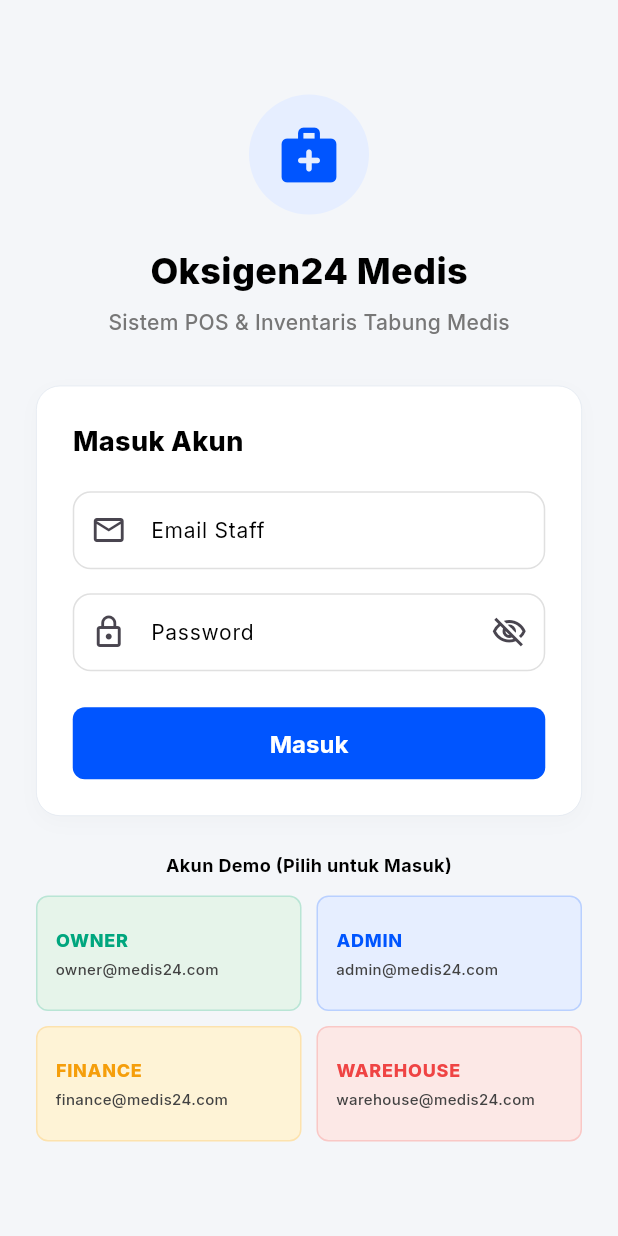
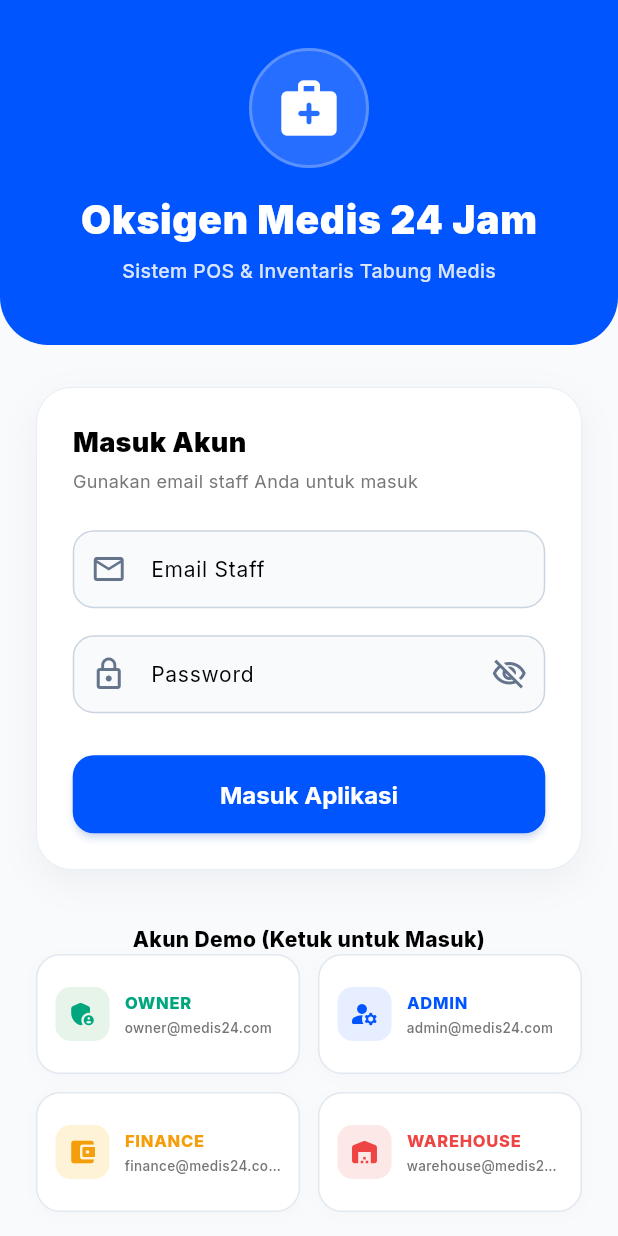
Before and after one commit to nabilkencana/Oksigen24Medis-Mobile, a Flutter app: the screen it shows after launch, on a phone screen of 412 x 824 dp. Run offline on Flutter 3.47's test engine with Material 3 defaults, Android fonts, the phone set to English and light mode, and no system bars; our stand-ins replace dio, google_fonts, pdf, printing, shared_preferences; missing offline and left inert: mobile_scanner, print_bluetooth_thermal.

Commit message:
feat: redesign login screen with modern header and improved form UI components

```diff
--- a/lib/features/auth/login_screen.dart
+++ b/lib/features/auth/login_screen.dart
@@ -65,89 +65,133 @@ class _LoginScreenState extends State<LoginScreen> {
     final authProvider = Provider.of<AuthProvider>(context);
 
     return Scaffold(
-      backgroundColor: const Color(0xFFF4F6F9),
-      body: Center(
-        child: SingleChildScrollView(
-          padding: const EdgeInsets.all(24.0),
+      backgroundColor: const Color(0xFFF8FAFC), // Premium light slate background
+      body: SingleChildScrollView(
         child: Column(
-            mainAxisAlignment: MainAxisAlignment.center,
           crossAxisAlignment: CrossAxisAlignment.stretch,
           children: [
-              // Logo/Header Icon
-              const Center(
-                child: CircleAvatar(
-                  radius: 40,
-                  backgroundColor: Color(0xFFE6EEFF),
-                  child: Icon(
+            // 1. Curved Header with Blue Gradient and App Logo
+            Container(
+              width: double.infinity,
+              padding: EdgeInsets.only(
+                top: MediaQuery.of(context).padding.top + 32,
+                bottom: 40,
+                left: 24,
+                right: 24,
+              ),
+              decoration: const BoxDecoration(
+                color: Color(0xFF0055FF),
+                borderRadius: BorderRadius.vertical(
+                  bottom: Radius.circular(32),
+                ),
+              ),
+              child: Column(
+                children: [
+                  Container(
+                    padding: const EdgeInsets.all(16),
+                    decoration: BoxDecoration(
+                      color: Colors.white.withOpacity(0.15),
+                      shape: BoxShape.circle,
+                      border: Border.all(color: Colors.white24, width: 2),
+                    ),
+                    child: const Icon(
                       Icons.medical_services_rounded,
                       size: 44,
-                    color: Color(0xFF0055FF),
+                      color: Colors.white,
                     ),
                   ),
-              ),
-              const SizedBox(height: 20),
-              // App Title
-              Center(
-                child: Text(
-                  'Oksigen24 Medis',
-                  style: AppTextStyles.h2.copyWith(
-                    color: AppColors.textPrimary,
-                    fontWeight: FontWeight.w800,
+                  const SizedBox(height: 16),
+                  const Text(
+                    'Oksigen Medis 24 Jam',
+                    style: TextStyle(
+                      color: Colors.white,
+                      fontWeight: FontWeight.w900,
+                      fontSize: 26,
+                      letterSpacing: 0.5,
                     ),
                   ),
-              ),
-              const SizedBox(height: 8),
-              Center(
-                child: Text(
+                  const SizedBox(height: 6),
+                  Text(
                     'Sistem POS & Inventaris Tabung Medis',
-                  style: AppTextStyles.caption.copyWith(
-                    color: AppColors.textSecondary,
-                    fontSize: 14,
+                    style: TextStyle(
+                      color: Colors.white.withOpacity(0.85),
+                      fontSize: 13,
+                      fontWeight: FontWeight.w500,
                     ),
                   ),
+                ],
               ),
-              const SizedBox(height: 32),
+            ),
 
-              // Login Form Card
+            // 2. Form & Quick Login Grid
+            Padding(
+              padding: const EdgeInsets.symmetric(horizontal: 24.0, vertical: 28.0),
+              child: Column(
+                crossAxisAlignment: CrossAxisAlignment.stretch,
+                children: [
+                  // Form Card
                   Container(
                     padding: const EdgeInsets.all(24),
                     decoration: BoxDecoration(
-                  color: AppColors.surface,
-                  borderRadius: BorderRadius.circular(16),
-                  boxShadow: const [
+                      color: Colors.white,
+                      borderRadius: BorderRadius.circular(24),
+                      border: Border.all(color: const Color(0xFFE2E8F0), width: 0.5),
+                      boxShadow: [
                         BoxShadow(
-                      color: Color(0x05000000),
-                      blurRadius: 10,
-                      offset: Offset(0, 4),
+                          color: const Color(0xFF0F172A).withOpacity(0.05),
+                          blurRadius: 20,
+                          offset: const Offset(0, 8),
                         ),
                       ],
-                  border: Border.all(color: const Color(0xFFE2E8F0), width: 0.5),
                     ),
                     child: Form(
                       key: _formKey,
                       child: Column(
                         crossAxisAlignment: CrossAxisAlignment.stretch,
                         children: [
-                      Text(
+                          const Text(
                             'Masuk Akun',
-                        style: AppTextStyles.h3.copyWith(
+                            style: TextStyle(
                               color: AppColors.textPrimary,
-                          fontWeight: FontWeight.w800,
+                              fontWeight: FontWeight.w900,
+                              fontSize: 18,
                             ),
                           ),
-                      const SizedBox(height: 20),
+                          const SizedBox(height: 4),
+                          const Text(
+                            'Gunakan email staff Anda untuk masuk',
+                            style: TextStyle(
+                              color: AppColors.textSecondary,
+                              fontSize: 12,
+                            ),
+                          ),
+                          const SizedBox(height: 24),
 
-                      // Email input
+                          // Email Field
                           TextFormField(
                             controller: _emailController,
                             keyboardType: TextInputType.emailAddress,
+                            style: const TextStyle(
+                              color: AppColors.textPrimary,
+                              fontWeight: FontWeight.w600,
+                            ),
                             decoration: InputDecoration(
                               labelText: 'Email Staff',
                               hintText: 'nama@medis24.com',
-                          prefixIcon: const Icon(Icons.email_outlined),
+                              prefixIcon: const Icon(Icons.email_outlined, color: Color(0xFF64748B)),
                               border: OutlineInputBorder(
-                            borderRadius: BorderRadius.circular(8),
+                                borderRadius: BorderRadius.circular(14),
                               ),
+                              enabledBorder: OutlineInputBorder(
+                                borderRadius: BorderRadius.circular(14),
+                                borderSide: const BorderSide(color: Color(0xFFCBD5E1)),
+                              ),
+                              focusedBorder: OutlineInputBorder(
+                                borderRadius: BorderRadius.circular(14),
+                                borderSide: const BorderSide(color: Color(0xFF0055FF), width: 2),
+                              ),
+                              filled: true,
+                              fillColor: const Color(0xFFF8FAFC),
                             ),
                             validator: (value) {
                               if (value == null || value.trim().isEmpty) {
@@ -156,20 +200,25 @@ class _LoginScreenState extends State<LoginScreen> {
                               return null;
                             },
                           ),
-                      const SizedBox(height: 16),
+                          const SizedBox(height: 18),
 
-                      // Password input
+                          // Password Field
                           TextFormField(
                             controller: _passwordController,
                             obscureText: _obscurePassword,
+                            style: const TextStyle(
+                              color: AppColors.textPrimary,
+                              fontWeight: FontWeight.w600,
+                            ),
                             decoration: InputDecoration(
                               labelText: 'Password',
-                          prefixIcon: const Icon(Icons.lock_outline),
+                              prefixIcon: const Icon(Icons.lock_outline, color: Color(0xFF64748B)),
                               suffixIcon: IconButton(
                                 icon: Icon(
                                   _obscurePassword
                                       ? Icons.visibility_off_outlined
                                       : Icons.visibility_outlined,
+                                  color: const Color(0xFF64748B),
                                 ),
                                 onPressed: () {
                                   setState(() {
@@ -178,8 +227,18 @@ class _LoginScreenState extends State<LoginScreen> {
                                 },
                               ),
                               border: OutlineInputBorder(
-                            borderRadius: BorderRadius.circular(8),
+                                borderRadius: BorderRadius.circular(14),
                               ),
+                              enabledBorder: OutlineInputBorder(
+                                borderRadius: BorderRadius.circular(14),
+                                borderSide: const BorderSide(color: Color(0xFFCBD5E1)),
+                              ),
+                              focusedBorder: OutlineInputBorder(
+                                borderRadius: BorderRadius.circular(14),
+                                borderSide: const BorderSide(color: Color(0xFF0055FF), width: 2),
+                              ),
+                              filled: true,
+                              fillColor: const Color(0xFFF8FAFC),
                             ),
                             validator: (value) {
                               if (value == null || value.isEmpty) {
@@ -188,16 +247,19 @@ class _LoginScreenState extends State<LoginScreen> {
                               return null;
                             },
                           ),
-                      const SizedBox(height: 24),
+                          const SizedBox(height: 28),
 
-                      // Submit button
+                          // Sign In Button
                           SizedBox(
-                        height: 48,
+                            height: 52,
                             child: ElevatedButton(
                               style: ElevatedButton.styleFrom(
                                 backgroundColor: const Color(0xFF0055FF),
+                                foregroundColor: Colors.white,
+                                elevation: 2,
+                                shadowColor: const Color(0xFF0055FF).withOpacity(0.3),
                                 shape: RoundedRectangleBorder(
-                              borderRadius: BorderRadius.circular(8),
+                                  borderRadius: BorderRadius.circular(14),
                                 ),
                               ),
                               onPressed: authProvider.isLoading ? null : _handleLogin,
@@ -211,7 +273,7 @@ class _LoginScreenState extends State<LoginScreen> {
                                       ),
                                     )
                                   : const Text(
-                                  'Masuk',
+                                      'Masuk Aplikasi',
                                       style: TextStyle(
                                         color: Colors.white,
                                         fontWeight: FontWeight.bold,
@@ -225,40 +287,72 @@ class _LoginScreenState extends State<LoginScreen> {
                     ),
                   ),
 
-              const SizedBox(height: 24),
-              Text(
-                'Akun Demo (Pilih untuk Masuk)',
+                  const SizedBox(height: 36),
+
+                  // Quick Login Title
+                  const Text(
+                    'Akun Demo (Ketuk untuk Masuk)',
                     textAlign: TextAlign.center,
-                style: AppTextStyles.caption.copyWith(
-                  fontWeight: FontWeight.w700,
+                    style: TextStyle(
+                      fontWeight: FontWeight.w800,
                       color: AppColors.textPrimary,
+                      fontSize: 14,
                     ),
                   ),
-              const SizedBox(height: 12),
+
+                  // Quick Login Cards
                   GridView.count(
                     crossAxisCount: 2,
                     shrinkWrap: true,
                     physics: const NeverScrollableScrollPhysics(),
-                mainAxisSpacing: 10,
-                crossAxisSpacing: 10,
-                childAspectRatio: 2.3,
+                    mainAxisSpacing: 12,
+                    crossAxisSpacing: 12,
+                    childAspectRatio: 2.2,
                     children: [
-                  _buildQuickLoginCard('OWNER', 'owner@medis24.com', const Color(0xFFE6F4EA), const Color(0xFF00A67E)),
-                  _buildQuickLoginCard('ADMIN', 'admin@medis24.com', const Color(0xFFE6EEFF), const Color(0xFF0055FF)),
-                  _buildQuickLoginCard('FINANCE', 'finance@medis24.com', const Color(0xFFFEF3D6), const Color(0xFFF59E0B)),
-                  _buildQuickLoginCard('WAREHOUSE', 'warehouse@medis24.com', const Color(0xFFFCE8E6), const Color(0xFFEF4444)),
+                      _buildQuickLoginCard(
+                        'OWNER',
+                        'owner@medis24.com',
+                        const Color(0xFFE6F4EA),
+                        const Color(0xFF00A67E),
+                        Icons.admin_panel_settings_rounded,
+                      ),
+                      _buildQuickLoginCard(
+                        'ADMIN',
+                        'admin@medis24.com',
+                        const Color(0xFFE6EEFF),
+                        const Color(0xFF0055FF),
+                        Icons.manage_accounts_rounded,
+                      ),
+                      _buildQuickLoginCard(
+                        'FINANCE',
+                        'finance@medis24.com',
+                        const Color(0xFFFEF3D6),
+                        const Color(0xFFF59E0B),
+                        Icons.account_balance_wallet_rounded,
+                      ),
+                      _buildQuickLoginCard(
+                        'WAREHOUSE',
+                        'warehouse@medis24.com',
+                        const Color(0xFFFCE8E6),
+                        const Color(0xFFEF4444),
+                        Icons.warehouse_rounded,
+                      ),
                     ],
                   ),
                 ],
               ),
             ),
+          ],
+        ),
       ),
     );
   }
 
-  Widget _buildQuickLoginCard(String role, String email, Color bg, Color textColor) {
+  Widget _buildQuickLoginCard(String role, String email, Color bg, Color textColor, IconData icon) {
     final authProvider = Provider.of<AuthProvider>(context, listen: false);
-    return InkWell(
+    return Material(
+      color: Colors.transparent,
+      child: InkWell(
         onTap: authProvider.isLoading
             ? null
             : () async {
@@ -268,14 +362,37 @@ class _LoginScreenState extends State<LoginScreen> {
                 });
                 await _handleLogin();
               },
-      borderRadius: BorderRadius.circular(8),
+        borderRadius: BorderRadius.circular(16),
         child: Container(
           padding: const EdgeInsets.symmetric(horizontal: 12, vertical: 8),
           decoration: BoxDecoration(
+            color: Colors.white,
+            borderRadius: BorderRadius.circular(16),
+            border: Border.all(color: const Color(0xFFE2E8F0), width: 1),
+            boxShadow: [
+              BoxShadow(
+                color: const Color(0xFF0F172A).withOpacity(0.02),
+                blurRadius: 8,
+                offset: const Offset(0, 2),
+              ),
+            ],
+          ),
+          child: Row(
+            children: [
+              Container(
+                padding: const EdgeInsets.all(8),
+                decoration: BoxDecoration(
                   color: bg,
-          borderRadius: BorderRadius.circular(8),
-          border: Border.all(color: textColor.withAlpha(50), width: 1),
+                  borderRadius: BorderRadius.circular(10),
                 ),
+                child: Icon(
+                  icon,
+                  color: textColor,
+                  size: 20,
+                ),
+              ),
+              const SizedBox(width: 10),
+              Expanded(
                 child: Column(
                   mainAxisAlignment: MainAxisAlignment.center,
                   crossAxisAlignment: CrossAxisAlignment.start,
@@ -285,24 +402,28 @@ class _LoginScreenState extends State<LoginScreen> {
                       style: TextStyle(
                         color: textColor,
                         fontWeight: FontWeight.w800,
-                fontSize: 12,
+                        fontSize: 11,
                         letterSpacing: 0.5,
                       ),
                     ),
-            const SizedBox(height: 4),
+                    const SizedBox(height: 2),
                     Text(
                       email,
                       maxLines: 1,
                       overflow: TextOverflow.ellipsis,
                       style: TextStyle(
-                color: Colors.grey[800],
-                fontSize: 10,
+                        color: Colors.grey[600],
+                        fontSize: 9,
                         fontWeight: FontWeight.w500,
                       ),
                     ),
                   ],
                 ),
               ),
+            ],
+          ),
+        ),
+      ),
     );
   }
 }
```
Lines whose indentation alone changed are shown as unchanged.
